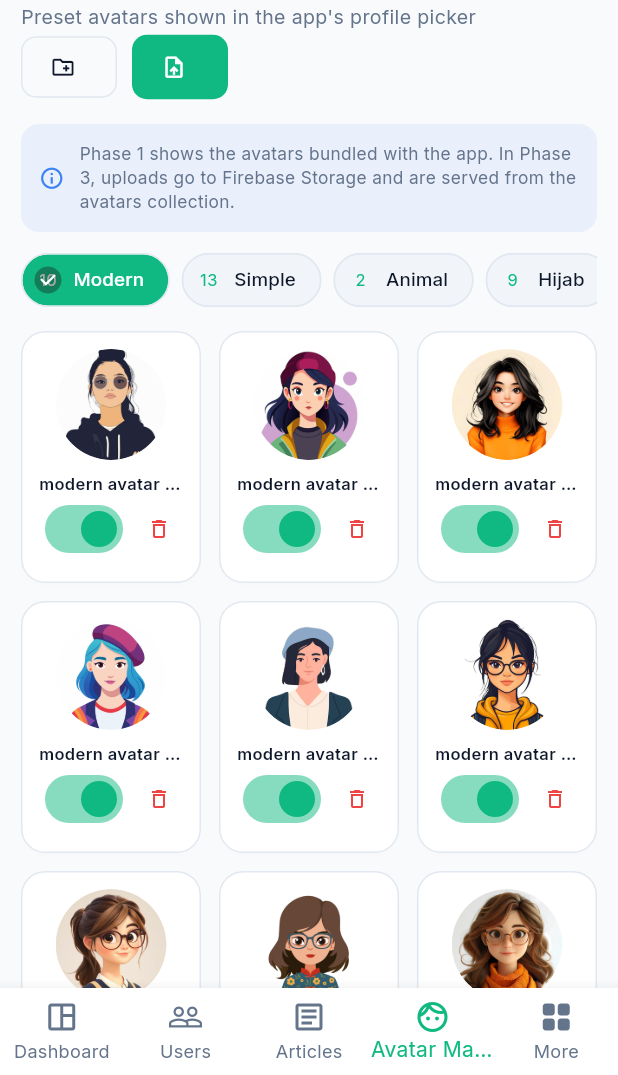
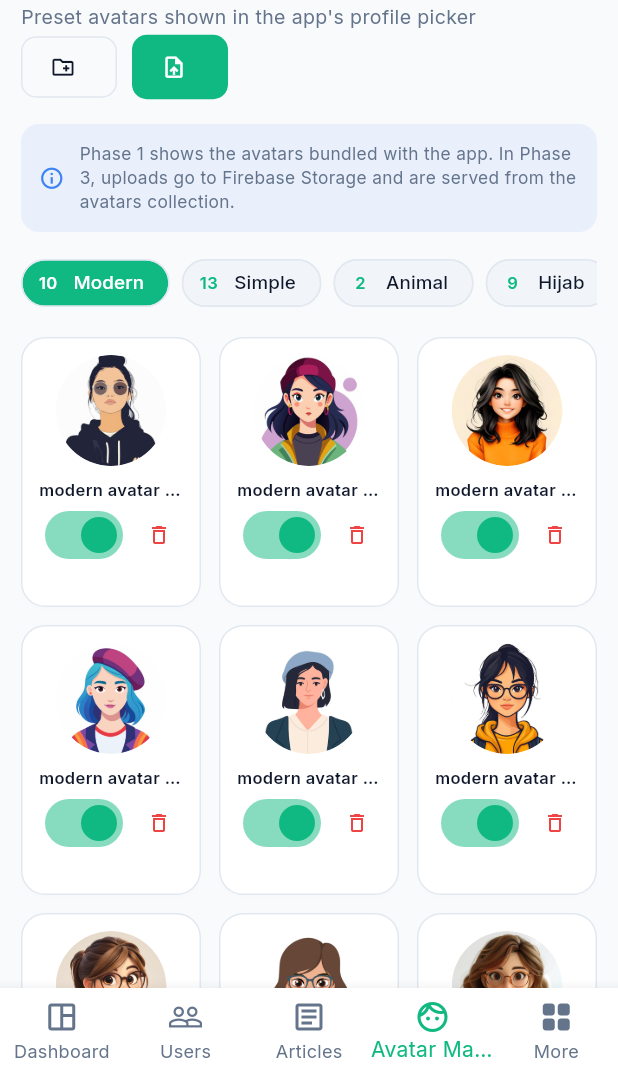
Before and after one commit to the-razib/joba_admin, a Flutter app: the AdminShell screen opened by its route, item 4 of the bottom bar chosen, on a phone screen of 412 x 824 dp, the part 161-1236 px from its top. Run offline on Flutter 3.47's test engine with Material 3 defaults, Android fonts, the phone set to English and light mode, and no system bars; our stand-ins replace file_picker, fl_chart, flutter_svg, get, google_fonts, just_audio; accounts and stored records are empty.

Commit message:
fix: match dashboard card heights and fix category chip selection reactivity
- Match Users by Country card height with User Activity graph on desktop
- Make DonutChart adaptively handle bounded height constraints
- Fix Obx reactive subscription and tap targets on Avatar and Article category chips
- Hide checkmark on FilterChips to keep category count numbers visible when selected
- Adjust avatar grid item height to prevent card overflow
- Add widget test coverage for avatar category selection and dashboard card height equality

```diff
--- a/lib/features/avatars/views/widgets/avatar_category_chips.dart
+++ b/lib/features/avatars/views/widgets/avatar_category_chips.dart
@@ -10,23 +10,31 @@ class AvatarCategoryChips extends GetView<AvatarsController> {
 
   @override
   Widget build(BuildContext context) {
-    return Obx(
-      () => SizedBox(
-        height: 36,
-        child: ListView.separated(
+    return Obx(() {
+      final selectedId = controller.selectedCategoryId.value;
+      return SizedBox(
+        height: 40,
+        child: SingleChildScrollView(
           scrollDirection: Axis.horizontal,
-          itemCount: controller.categories.length,
-          separatorBuilder: (_, _) => const SizedBox(width: 8),
-          itemBuilder: (_, i) {
-            final c = controller.categories[i];
-            final sel = controller.selectedCategoryId.value == c.id;
-            return FilterChip(
-              selected: sel,
+          child: Row(
+            children: [
+              for (final c in controller.categories) ...[
+                Padding(
+                  padding: const EdgeInsets.only(right: 8),
+                  child: FilterChip(
+                    key: ValueKey(c.id),
+                    selected: selectedId == c.id,
+                    showCheckmark: false,
+                    visualDensity: VisualDensity.compact,
+                    materialTapTargetSize: MaterialTapTargetSize.shrinkWrap,
                     avatar: Text(
                       '${controller.countFor(c.id)}',
                       style: TextStyle(
                         fontSize: 11,
-                  color: sel ? Colors.white : AppColors.primary,
+                        fontWeight: FontWeight.w600,
+                        color: selectedId == c.id
+                            ? Colors.white
+                            : AppColors.primary,
                       ),
                     ),
                     label: Text(
@@ -34,15 +42,19 @@ class AvatarCategoryChips extends GetView<AvatarsController> {
                       style: const TextStyle(fontSize: 12.5),
                     ),
                     selectedColor: AppColors.primary,
-              checkmarkColor: Colors.white,
                     labelStyle: TextStyle(
-                color: sel ? Colors.white : context.palette.textPrimary,
+                      color: selectedId == c.id
+                          ? Colors.white
+                          : context.palette.textPrimary,
                     ),
                     onSelected: (_) => controller.selectCategory(c.id),
-            );
-          },
+                  ),
+                ),
+              ],
+            ],
           ),
         ),
       );
+    });
   }
 }
--- a/lib/features/avatars/views/widgets/avatar_grid_view.dart
+++ b/lib/features/avatars/views/widgets/avatar_grid_view.dart
@@ -34,7 +34,7 @@ class AvatarGridView extends GetView<AvatarsController> {
             tablet: 5,
             desktop: 6,
           ),
-          mainAxisExtent: 168,
+          mainAxisExtent: 180,
           crossAxisSpacing: 12,
           mainAxisSpacing: 12,
         ),
--- a/lib/features/dashboard/views/widgets/user_activity_chart_card.dart
+++ b/lib/features/dashboard/views/widgets/user_activity_chart_card.dart
@@ -16,7 +16,9 @@ class UserActivityChartCard extends GetView<DashboardController> {
         child: Column(
           crossAxisAlignment: CrossAxisAlignment.start,
           children: [
-            Row(
+            SizedBox(
+              height: 36,
+              child: Row(
                 children: [
                   Expanded(
                     child: Text(
@@ -66,6 +68,7 @@ class UserActivityChartCard extends GetView<DashboardController> {
                   ),
                 ],
               ),
+            ),
             const SizedBox(height: 16),
             Obx(
               () => ActivityLineChart(
```
Also changed, not shown: lib/core/widgets/charts.dart (+34 -13 lines), lib/features/articles/views/widgets/articles_category_chips.dart (+20 -12 lines), lib/features/dashboard/views/widgets/country_distribution_card.dart (+37 -5 lines), 2 other files. Lines whose indentation alone changed are shown as unchanged.
